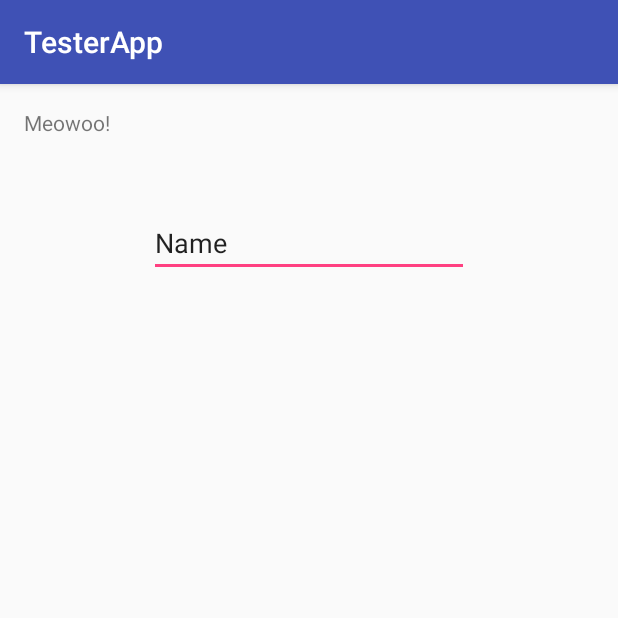
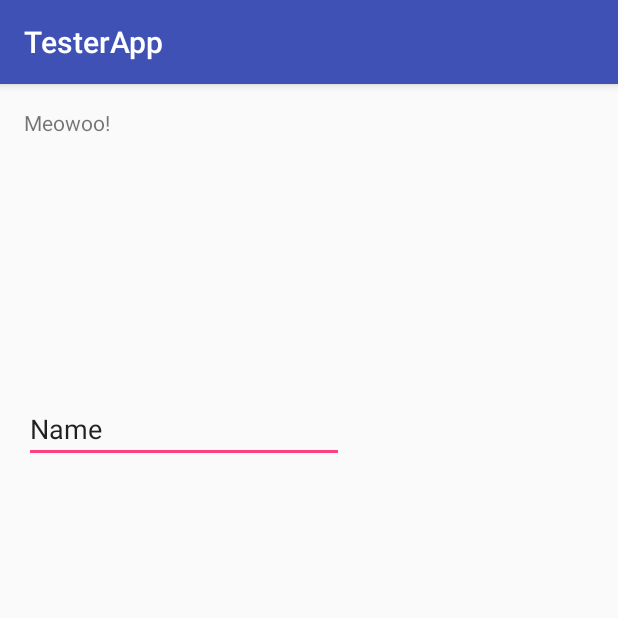
Before and after one commit to tatertotz/TesterApp, an Android app: the screen it shows after launch (MainActivity), on a phone screen of 412 x 824 dp, the top half of it. Run offline under Robolectric (Android 15) with nearby library versions, the phone set to English and light mode, and no system bars.

```diff
--- a/app/src/main/res/layout/activity_main.xml
+++ b/app/src/main/res/layout/activity_main.xml
@@ -14,8 +14,6 @@
         android:layout_width="wrap_content"
         android:layout_height="wrap_content"
         android:text="Meowoo!"
-        android:layout_alignParentLeft="true"
-        android:layout_alignParentStart="true"
         android:id="@+id/textView" />
 
     <EditText
@@ -24,8 +22,9 @@
         android:inputType="textPersonName"
         android:text="Name"
         android:ems="10"
-        android:layout_marginTop="48dp"
+        android:layout_marginTop="172dp"
         android:id="@+id/editText"
         android:layout_below="@+id/textView"
-        android:layout_centerHorizontal="true" />
+        android:layout_alignParentLeft="true"
+        android:layout_alignParentStart="true" />
 </RelativeLayout>
```
